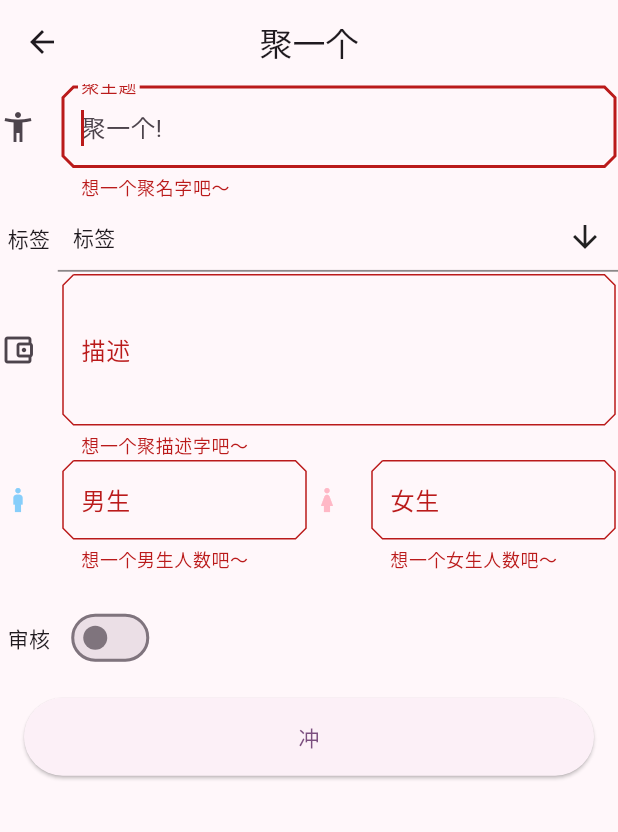
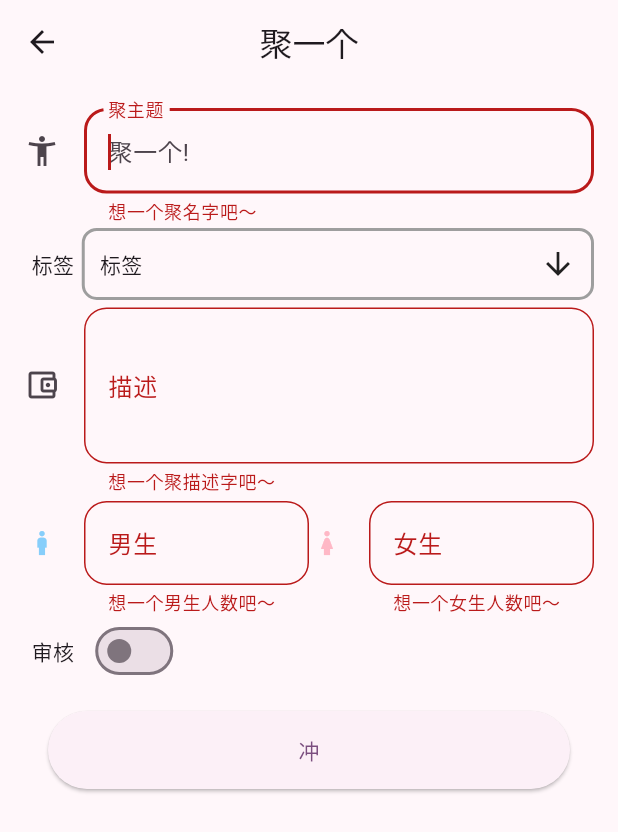
Before and after one commit to CrystalWyz/ju--flutter, a Flutter app: the CreateJuView screen opened by its route, after a tap on an icon or button, on a phone screen of 412 x 824 dp. Shown: the top 832 px of the screen. Run offline on Flutter 3.47's test engine with Material 3 defaults, Android fonts, the phone set to English and light mode, and no system bars; drawn by our look-alikes of multi_select_flutter; our stand-ins replace cookie_jar, dio, dio_cookie_manager, flutter_screenutil, fluttertoast, get and 1 more; accounts and stored records are empty.

Commit message:
圆角样式统一

```diff
--- a/ju/lib/app/modules/create_ju/views/create_ju_view.dart
+++ b/ju/lib/app/modules/create_ju/views/create_ju_view.dart
@@ -19,7 +19,9 @@ class CreateJuView extends GetView<CreateJuController> {
         title: const Text('聚一个'),
         centerTitle: true,
       ),
-      body: Form(
+      body: Padding(
+        padding: const EdgeInsets.all(16),
+        child: Form(
             key: controller.createJuKey,
             autovalidateMode: AutovalidateMode.onUserInteraction,
             child: Column(
@@ -30,7 +32,10 @@ class CreateJuView extends GetView<CreateJuController> {
                   decoration: const InputDecoration(
                     labelText: "聚主题",
                     hintText: "聚一个!",
-                    icon: Icon(Icons.accessibility_new_outlined)),
+                    icon: Icon(Icons.accessibility_new_outlined),
+                    border: OutlineInputBorder(
+                        borderRadius: BorderRadius.all(Radius.circular(15.0))),
+                  ),
                   validator: (v) => v!.trim().isNotEmpty ? null : "想一个聚名字吧～",
                 ),
                 SizedBox(
@@ -47,6 +52,13 @@ class CreateJuView extends GetView<CreateJuController> {
                         ),
                         Expanded(
                             child: MultiSelectBottomSheetField<Tag?>(
+                              decoration: BoxDecoration(
+                                borderRadius: BorderRadius.circular(10),
+                                border: Border.all(
+                                  color: Colors.grey, // 边框颜色
+                                  width: 2.0, // 边框宽度
+                                ),
+                              ),
                               initialChildSize: 0.7,
                               maxChildSize: 0.95,
                               title: const Text("标签"),
@@ -64,16 +76,21 @@ class CreateJuView extends GetView<CreateJuController> {
                             ))
                       ],
                     )),
+                SizedBox.fromSize(size: Size.fromHeight(5)),
                 TextFormField(
                   autofocus: false,
                   controller: controller.contentController,
                   decoration: const InputDecoration(
                     labelText: "描述",
                     hintText: "阿巴阿巴",
-                    icon: Icon(Icons.account_balance_wallet_outlined)),
+                    icon: Icon(Icons.account_balance_wallet_outlined),
+                    border: OutlineInputBorder(
+                        borderRadius: BorderRadius.all(Radius.circular(15.0))),
+                  ),
                   maxLines: 3,
                   validator: (v) => v!.trim().isNotEmpty ? null : "想一个聚描述字吧～",
                 ),
+                SizedBox.fromSize(size: Size.fromHeight(5)),
                 Row(
                   children: [
                     Expanded(
@@ -91,7 +108,11 @@ class CreateJuView extends GetView<CreateJuController> {
                           labelText: "男生",
                           hintText: "0",
                           icon: Icon(Icons.boy_outlined,
-                              color: Color.fromRGBO(135, 206, 250, 1))),
+                              color: Color.fromRGBO(135, 206, 250, 1)),
+                          border: OutlineInputBorder(
+                              borderRadius:
+                              BorderRadius.all(Radius.circular(15.0))),
+                        ),
                         validator: (v) =>
                         v!.trim().isNotEmpty ? null : "想一个男生人数吧～",
                       ),
@@ -111,7 +132,11 @@ class CreateJuView extends GetView<CreateJuController> {
                           labelText: "女生",
                           hintText: "0",
                           icon: Icon(Icons.girl_outlined,
-                              color: Color.fromRGBO(255, 184, 198, 1))),
+                              color: Color.fromRGBO(255, 184, 198, 1)),
+                          border: OutlineInputBorder(
+                              borderRadius:
+                              BorderRadius.all(Radius.circular(15.0))),
+                        ),
                         validator: (v) =>
                         v!.trim().isNotEmpty ? null : "想一个女生人数吧～",
                       ),
@@ -119,7 +144,7 @@ class CreateJuView extends GetView<CreateJuController> {
                   ],
                 ),
                 Obx(() => Padding(
-                  padding: const EdgeInsets.fromLTRB(5, 20, 10, 0),
+                    padding: const EdgeInsets.fromLTRB(5, 0, 5, 0),
                     child: OverflowBar(
                       alignment: MainAxisAlignment.start,
                       children: <Widget>[
@@ -133,8 +158,7 @@ class CreateJuView extends GetView<CreateJuController> {
                           },
                         )
                       ],
-                  )
-              )),
+                    ))),
                 Padding(
                   padding: const EdgeInsets.all(16),
                   child: Row(
@@ -148,16 +172,21 @@ class CreateJuView extends GetView<CreateJuController> {
                               if ((controller.createJuKey.currentState as FormState)
                                   .validate()) {
                                 // 发送请求
-                            var response = await HttpsUtil.post("/api/v1/murderMysteries", data: {
-                              "title" : controller.titleController.text,
-                              "description" : controller.contentController.text,
-                              "boyParticipantNum" : controller.boyController.text,
-                              "girlParticipantNum" : controller.girlController.text,
-                              "config" : {
-                                "audit" : controller.auditSwitch.value,
+                                var response = await HttpsUtil.post(
+                                    "/api/v1/murderMysteries",
+                                    data: {
+                                      "title": controller.titleController.text,
+                                      "description":
+                                      controller.contentController.text,
+                                      "boyParticipantNum":
+                                      controller.boyController.text,
+                                      "girlParticipantNum":
+                                      controller.girlController.text,
+                                      "config": {
+                                        "audit": controller.auditSwitch.value,
                                       }
                                     });
-                            if(response != null) {
+                                if (response != null) {
                                   // 返回列表页
                                   Get.back();
                                 }
@@ -169,6 +198,7 @@ class CreateJuView extends GetView<CreateJuController> {
                 )
               ],
             )),
+      ),
     );
   }
 }
--- a/ju/lib/app/routes/app_pages.dart
+++ b/ju/lib/app/routes/app_pages.dart
@@ -28,7 +28,7 @@ class AppPages {
 
   static final routes = [
     GetPage(
-      transition: Transition.fade,
+      transition: Transition.fadeIn,
       transitionDuration: const Duration(milliseconds: 800),
       name: _Paths.HOME,
       page: () => const HomeView(),
--- a/ju/lib/app/supplemental/cut_corners_border.dart
+++ /dev/null
@@ -1,139 +0,0 @@
-// Copyright 2018-present the Flutter authors. All Rights Reserved.
-//
-// Licensed under the Apache License, Version 2.0 (the "License");
-// you may not use this file except in compliance with the License.
-// You may obtain a copy of the License at
-//
-// http://www.apache.org/licenses/LICENSE-2.0
-//
-// Unless required by applicable law or agreed to in writing, software
-// distributed under the License is distributed on an "AS IS" BASIS,
-// WITHOUT WARRANTIES OR CONDITIONS OF ANY KIND, either express or implied.
-// See the License for the specific language governing permissions and
-// limitations under the License.
-
-import 'dart:ui' show lerpDouble;
-
-import 'package:flutter/material.dart';
-
-class CutCornersBorder extends OutlineInputBorder {
-  const CutCornersBorder({
-    BorderSide borderSide = const BorderSide(),
-    BorderRadius borderRadius = const BorderRadius.all(Radius.circular(2.0)),
-    this.cut = 7.0,
-    double gapPadding = 2.0,
-  }) : super(
-            borderSide: borderSide,
-            borderRadius: borderRadius,
-            gapPadding: gapPadding);
-
-  @override
-  CutCornersBorder copyWith({
-    BorderSide? borderSide,
-    BorderRadius? borderRadius,
-    double? gapPadding,
-    double? cut,
-  }) {
-    return CutCornersBorder(
-      borderRadius: borderRadius ?? this.borderRadius,
-      borderSide: borderSide ?? this.borderSide,
-      cut: cut ?? this.cut,
-      gapPadding: gapPadding ?? this.gapPadding,
-    );
-  }
-
-  final double cut;
-
-  @override
-  ShapeBorder? lerpFrom(ShapeBorder? a, double t) {
-    if (a is CutCornersBorder) {
-      final CutCornersBorder outline = a;
-      return CutCornersBorder(
-        borderRadius: BorderRadius.lerp(outline.borderRadius, borderRadius, t)!,
-        borderSide: BorderSide.lerp(outline.borderSide, borderSide, t),
-        cut: cut,
-        gapPadding: outline.gapPadding,
-      );
-    }
-    return super.lerpFrom(a, t);
-  }
-
-  @override
-  ShapeBorder? lerpTo(ShapeBorder? b, double t) {
-    if (b is CutCornersBorder) {
-      final CutCornersBorder outline = b;
-      return CutCornersBorder(
-        borderRadius: BorderRadius.lerp(borderRadius, outline.borderRadius, t)!,
-        borderSide: BorderSide.lerp(borderSide, outline.borderSide, t),
-        cut: cut,
-        gapPadding: outline.gapPadding,
-      );
-    }
-    return super.lerpTo(b, t);
-  }
-
-  Path _notchedCornerPath(Rect center,
-      [double start = 0.0, double extent = 0.0]) {
-    final Path path = Path();
-    if (start > 0.0 || extent > 0.0) {
-      path.relativeMoveTo(extent + start, center.top);
-      _notchedSidesAndBottom(center, path);
-      path
-        ..lineTo(center.left + cut, center.top)
-        ..lineTo(start, center.top);
-    } else {
-      path.moveTo(center.left + cut, center.top);
-      _notchedSidesAndBottom(center, path);
-      path.lineTo(center.left + cut, center.top);
-    }
-    return path;
-  }
-
-  Path _notchedSidesAndBottom(Rect center, Path path) {
-    return path
-      ..lineTo(center.right - cut, center.top)
-      ..lineTo(center.right, center.top + cut)
-      ..lineTo(center.right, center.top + center.height - cut)
-      ..lineTo(center.right - cut, center.top + center.height)
-      ..lineTo(center.left + cut, center.top + center.height)
-      ..lineTo(center.left, center.top + center.height - cut)
-      ..lineTo(center.left, center.top + cut);
-  }
-
-  @override
-  void paint(
-    Canvas canvas,
-    Rect rect, {
-    double? gapStart,
-    double gapExtent = 0.0,
-    double gapPercentage = 0.0,
-    TextDirection? textDirection,
-  }) {
-    assert(gapPercentage >= 0.0 && gapPercentage <= 1.0);
-
-    final Paint paint = borderSide.toPaint();
-    final RRect outer = borderRadius.toRRect(rect);
-    if (gapStart == null || gapExtent <= 0.0 || gapPercentage == 0.0) {
-      canvas.drawPath(_notchedCornerPath(outer.middleRect), paint);
-    } else {
-      final double extent =
-          lerpDouble(0.0, gapExtent + gapPadding * 2.0, gapPercentage)!;
-      switch (textDirection!) {
-        case TextDirection.rtl:
-          {
-            final Path path = _notchedCornerPath(
-                outer.middleRect, gapStart + gapPadding - extent, extent);
-            canvas.drawPath(path, paint);
-            break;
-          }
-        case TextDirection.ltr:
-          {
-            final Path path = _notchedCornerPath(
-                outer.middleRect, gapStart - gapPadding, extent);
-            canvas.drawPath(path, paint);
-            break;
-          }
-      }
-    }
-  }
-}
```
Also changed, not shown: ju/lib/app/modules/login/views/login_view.dart (+13 -12 lines), ju/lib/app/modules/model/MurderMysteryDetail.dart (added, +61 -0 lines), ju/lib/app/modules/model/MurderMysteryUser.dart (added, +31 -0 lines), ju/lib/app/modules/murder_mystery_detail/controllers/murder_mystery_detail_controller.dart (+12 -4 lines), ju/lib/app/modules/murder_mystery_detail/views/murder_mystery_detail_view.dart (+91 -7 lines), ju/lib/main.dart (+1 -10 lines). Lines whose indentation alone changed are shown as unchanged.
